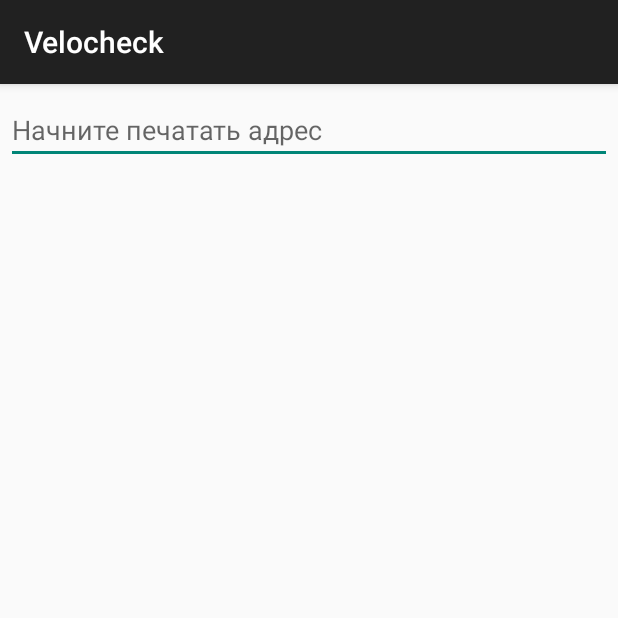
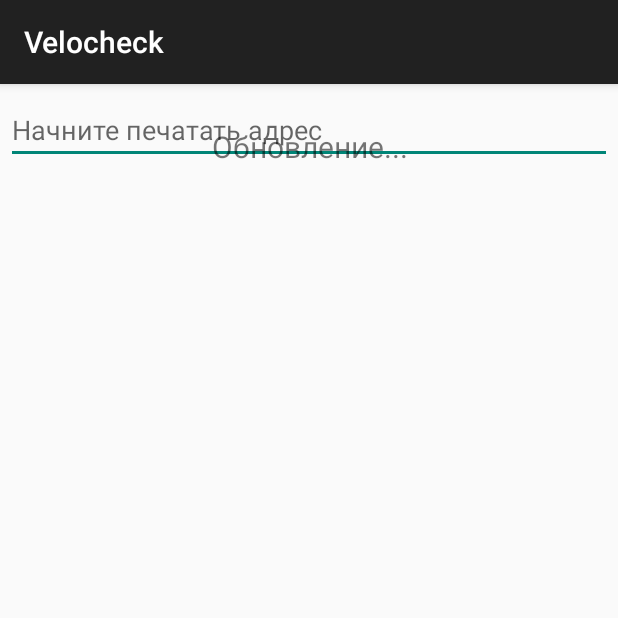
Before and after one commit to himselfv/velocheck, an Android app: the fragment AllParkingsFragment shown on its own in the app's theme, on a phone screen of 412 x 824 dp, the top half of it. Run offline under Robolectric (Android 15) with nearby library versions, the phone set to English and light mode, and no system bars; 5 statements that could not run were skipped.

Commit message:
Fix: 1. Hide swiperefresh_empty entirely when showing the list, 2. Only hide it once the update is completed

```diff
--- a/app/src/main/java/asdbsd/velocheck/ParkingListFragment.java
+++ b/app/src/main/java/asdbsd/velocheck/ParkingListFragment.java
@@ -91,15 +91,13 @@
     SwipeRefreshLayout swipeRefresh_list;
     SwipeRefreshLayout swipeRefresh_empty;
     ParkingList.EventHandler parkingListHandler;
-    SwipeRefreshLayout.OnRefreshListener swipeRefreshListener;
     public void setupSwipeRefresh(View rootView) {
         swipeRefresh_list = (SwipeRefreshLayout) rootView.findViewById(R.id.swiperefresh_list);
         swipeRefresh_empty = (SwipeRefreshLayout) rootView.findViewById(R.id.swiperefresh_empty);
 
-        swipeRefreshListener = new SwipeRefreshLayout.OnRefreshListener() {
+        SwipeRefreshLayout.OnRefreshListener swipeRefreshListener = new SwipeRefreshLayout.OnRefreshListener() {
             @Override public void onRefresh() {
-
-                Log.i("Parkings", this.toString()+": onRefresh");
+                Log.i("Parkings", this.toString()+": onRefresh ("+this.toString()+")");
                 activity.parkings.AsyncUpdate();
             }
         };
@@ -202,9 +200,11 @@
 
     //Called when creating the view, and on every adapter dataset change
     protected void updateStatusText(View rootView) {
-        //Hide the "Updating..." text once any data is available
-        View statusText = rootView.findViewById(R.id.status_text_wrapper);
-        statusText.setVisibility(View.GONE);
+        //Hide the "Updating..." text once any data is available for the first time
+        if (activity.parkings.count() > 0) {
+            View statusText = rootView.findViewById(R.id.swiperefresh_empty);
+            statusText.setVisibility(View.GONE);
+        }
     }
 
 }
--- a/app/src/main/res/layout/fragment_parkinglist.xml
+++ b/app/src/main/res/layout/fragment_parkinglist.xml
@@ -22,7 +22,7 @@
         android:layout_width="match_parent"
         android:layout_height="match_parent">
 
-        <ScrollView android:id="@+id/status_text_wrapper"
+        <ScrollView
             android:layout_width="match_parent"
             android:layout_height="match_parent"
             android:fillViewport="true">
```
